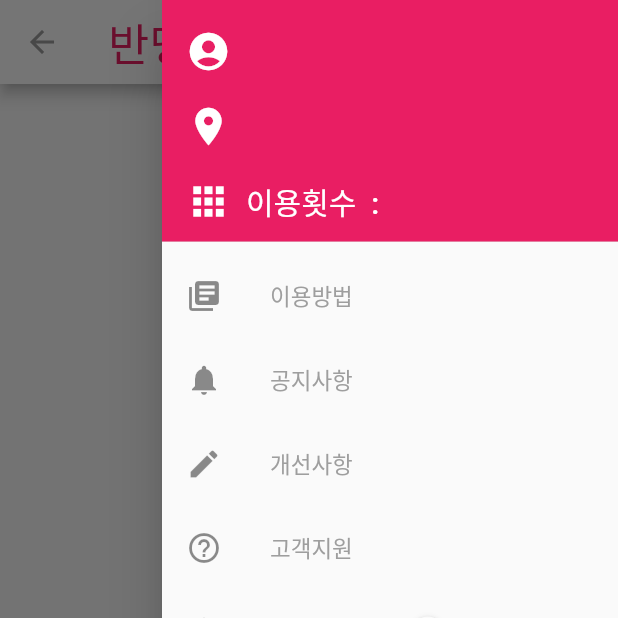
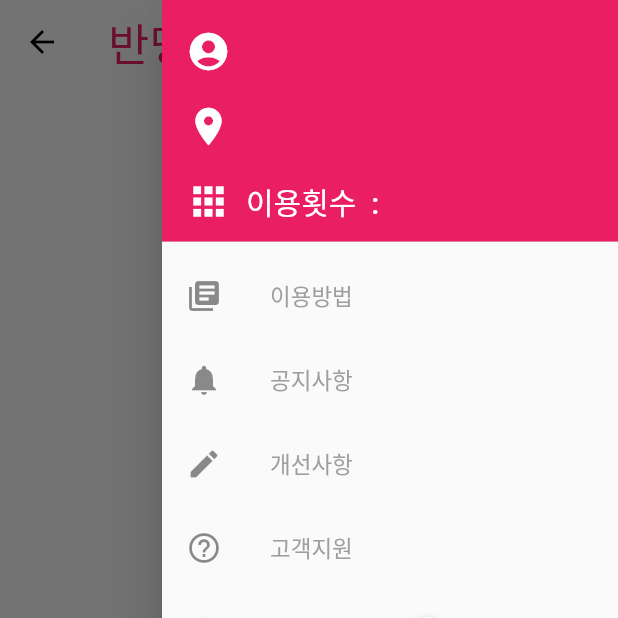
Before and after one commit to ppp2037/halfofthing, a Flutter app: the User_Board_Page screen opened directly, with the side drawer open, on a phone screen of 412 x 824 dp, the top half of it. Run offline on Flutter 3.47's test engine with Material 2 defaults, Android fonts, the phone set to English and light mode, and no system bars; our stand-ins replace badges, cloud_firestore, firebase_messaging, flutter_phoenix, flutter_time_picker_spinner, fluttertoast and 4 more; missing offline and left inert: search_widget; accounts and stored records are empty; Roboto replaces fonts that are missing (Spoqa_Han_Sans_Regular).

Commit message:
로그인 페이지 로그인 버튼 좌우 정렬, 보드 페이지 앱바 ui 수정

```diff
--- a/lib/login_page.dart
+++ b/lib/login_page.dart
@@ -178,7 +178,7 @@ class _Login_PageState extends State<Login_Page> {
                     elevation: 15,
                     child: Padding(
                       padding:
-                          const EdgeInsets.only(left: 15, top: 5, bottom: 5),
+                          const EdgeInsets.only(top: 5, bottom: 5),
                       child: Container(
                           height: 50,
                           child: Center(
@@ -192,7 +192,6 @@ class _Login_PageState extends State<Login_Page> {
               ),
             ],
           ),
-
           Column(
             children: <Widget>[
               GestureDetector(
@@ -218,58 +217,6 @@ Column(
                   )),
             ],
           )
-//          Padding(
-//            padding: const EdgeInsets.symmetric(horizontal: 80),
-//            child: Column(
-//              children: <Widget>[
-//                Text(
-//                  'or login with',
-//                  style: text_white_20(),
-//                ),
-//                Container(
-//                  height: 20,
-//                ),
-//                Row(
-//                  mainAxisAlignment: MainAxisAlignment.spaceAround,
-//                  children: <Widget>[
-//                    GestureDetector(
-//                        onTap: () {
-//                          Navigator.of(context).pushReplacement(
-//                              MaterialPageRoute(
-//                                  builder: (context) => User_Map_Page()));
-//                        },
-//                        child: Image.asset(
-//                          'images/google_logo_400x400.png',
-//                          width: 50,
-//                          height: 50,
-//                        )),
-//                    GestureDetector(
-//                        onTap: () {
-//                          Navigator.of(context).pushReplacement(
-//                              MaterialPageRoute(
-//                                  builder: (context) => User_Map_Page()));
-//                        },
-//                        child: Image.asset(
-//                          'images/apple_logo_400x400.png',
-//                          width: 50,
-//                          height: 50,
-//                        )),
-//                    GestureDetector(
-//                        onTap: () {
-//                          Navigator.of(context).pushReplacement(
-//                              MaterialPageRoute(
-//                                  builder: (context) => User_Map_Page()));
-//                        },
-//                        child: Image.asset(
-//                          'images/facebook_logo_400x400.png',
-//                          width: 50,
-//                          height: 50,
-//                        )),
-//                  ],
-//                ),
-//              ],
-//            ),
-//          )
         ],
       ),
     );
--- a/lib/user_board_page.dart
+++ b/lib/user_board_page.dart
@@ -40,8 +40,9 @@ class _User_Board_PageState extends State<User_Board_Page> {
   Widget build(BuildContext context) {
     return Scaffold(
       appBar: AppBar(
-        iconTheme: IconThemeData(color: Colors.grey),
-        backgroundColor: Colors.white,
+        iconTheme: IconThemeData(color: Colors.black),
+        backgroundColor: Colors.white10,
+        elevation: 0,
         title: Text(
           '반띵',
           style: GoogleFonts.poorStory(color: Colors.pink, fontSize: 30),
--- a/pubspec.yaml
+++ b/pubspec.yaml
@@ -40,7 +40,7 @@ dependencies:
   google_fonts: 1.0.0
   badges: 1.1.1
   url_launcher: 5.4.10
-  bubble: 1.1.9+1
+  simple_animations: 1.3.3
 
 dev_dependencies:
   flutter_test:
```
Also changed, not shown: pubspec.lock. Lines whose indentation alone changed are shown as unchanged.
